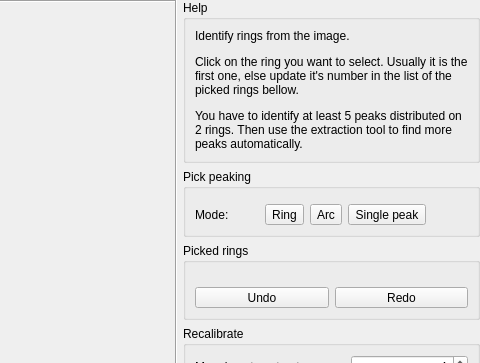
This is pyFAI/resources/gui/calibration-peakpicking.ui in silx-kit/pyFAI as Qt 5 draws it before an edit; both pictures show x 298 to 778 and y 0 to 363 of the 778 by 640 pixel window. The edited form follows.
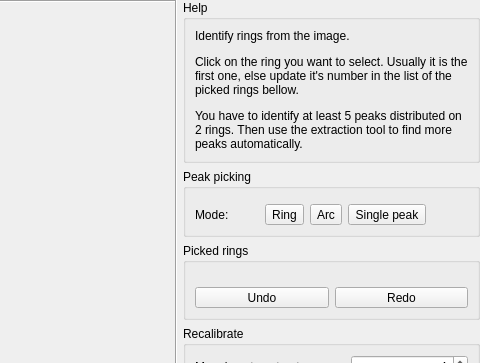
This is the edited form. Custom widgets are drawn as their Qt base class.

Commit message: typo in GUI + update doc

The edit to the form file:
```diff
--- a/pyFAI/resources/gui/calibration-peakpicking.ui
+++ b/pyFAI/resources/gui/calibration-peakpicking.ui
@@ -64,7 +64,7 @@
       <item>
        <widget class="QGroupBox" name="groupBox_4">
         <property name="title">
-         <string>Pick peaking</string>
+         <string>Peak picking</string>
         </property>
         <layout class="QGridLayout" name="gridLayout_4" columnstretch="0,0,0,0">
          <item row="1" column="0">
```
The commit also changes 1 other file.
